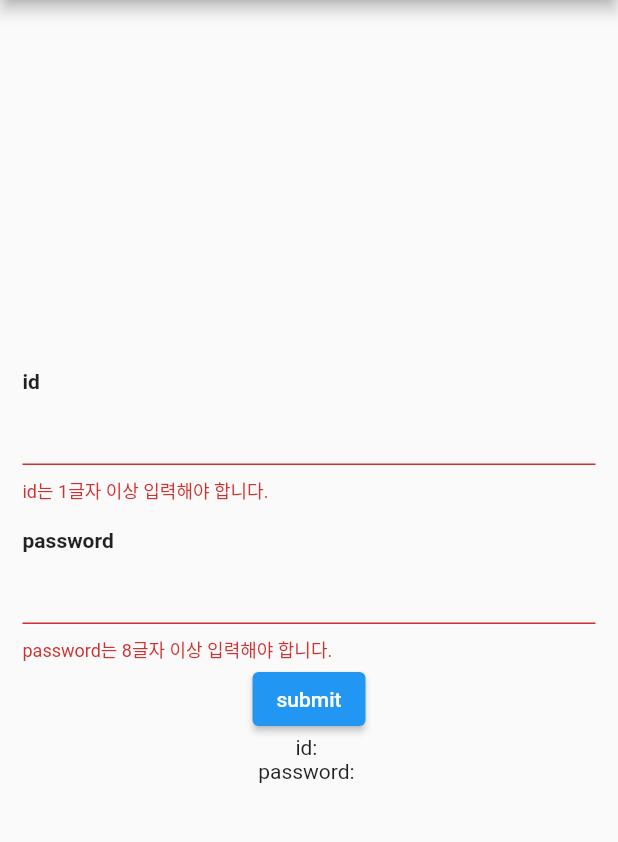
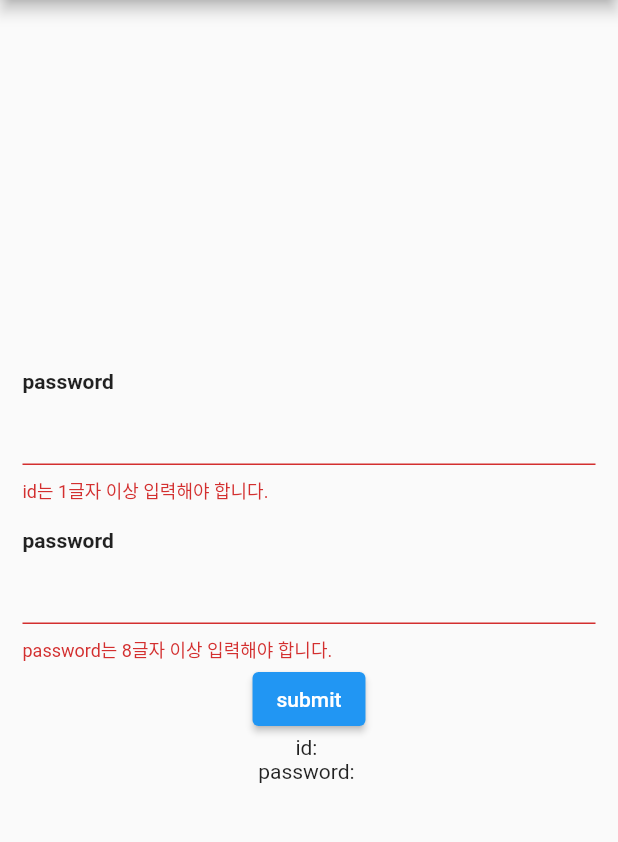
Before and after one commit to pjt3591oo/flutter-form-sample, a Flutter app: the screen it shows after launch, on a phone screen of 412 x 824 dp, the part 84-926 px from its top. Run offline on Flutter 3.47's test engine with Material 2 defaults, Android fonts, the light colour scheme and no system bars.

Commit message:
const warning 수정

```diff
--- a/lib/main.dart
+++ b/lib/main.dart
@@ -40,9 +40,9 @@ class SigninState extends State<SigninPage> {
               mainAxisAlignment: MainAxisAlignment.center,
               children: <Widget>[
                 Row(
-                  children: [
-                    Text('id',
-                        style: const TextStyle(
+                  children: const [
+                    Text('password',
+                        style: TextStyle(
                             fontSize: 14, fontWeight: FontWeight.w700)),
                   ],
                 ),
@@ -56,9 +56,9 @@ class SigninState extends State<SigninPage> {
                 }),
                 Container(height: 16),
                 Row(
-                  children: [
+                  children: const [
                     Text('password',
-                        style: const TextStyle(
+                        style: TextStyle(
                             fontSize: 14, fontWeight: FontWeight.w700)),
                   ],
                 ),
```
